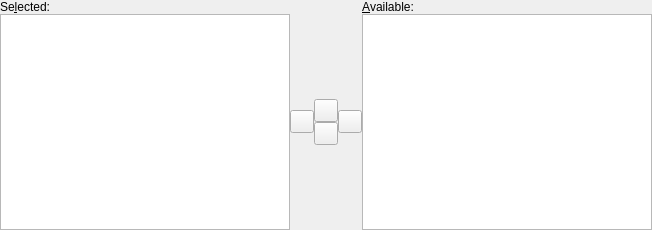
This is coquery/gui/ui/coqListSelect.ui in gkunter/coquery as Qt 5 draws it before an edit. The edited form follows.
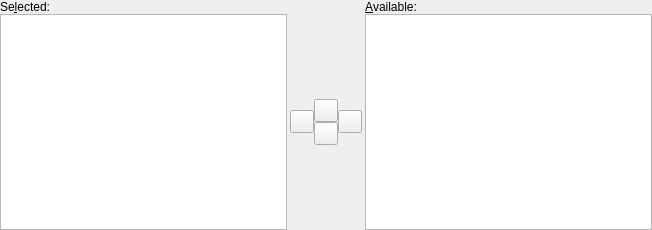
This is the edited form.

Diff of the .ui file:
```diff
--- a/coquery/gui/ui/coqListSelect.ui
+++ b/coquery/gui/ui/coqListSelect.ui
@@ -24,6 +24,12 @@
     <layout class="QGridLayout" name="layout" columnstretch="1,0,1">
      <item row="1" column="1">
       <layout class="QVBoxLayout" name="verticalLayout_5">
+       <property name="leftMargin">
+        <number>3</number>
+       </property>
+       <property name="rightMargin">
+        <number>3</number>
+       </property>
        <item>
         <spacer name="verticalSpacer_2">
          <property name="orientation">
```
